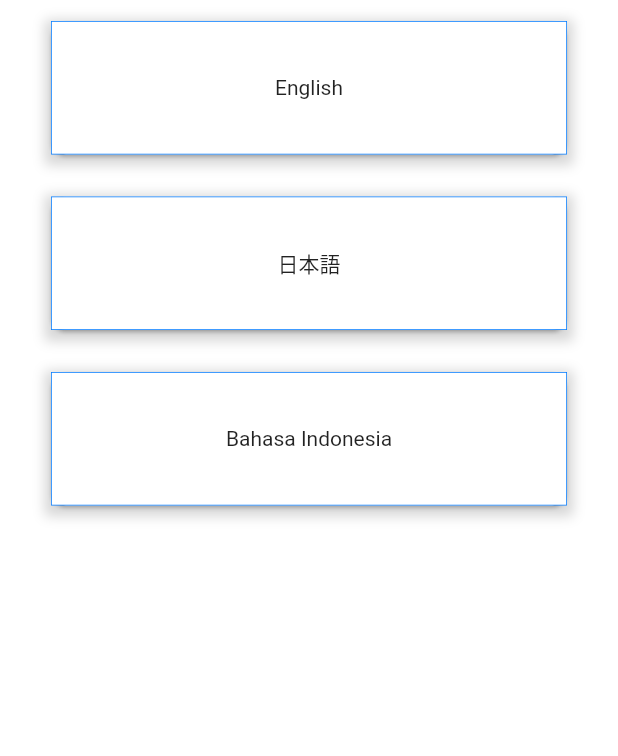
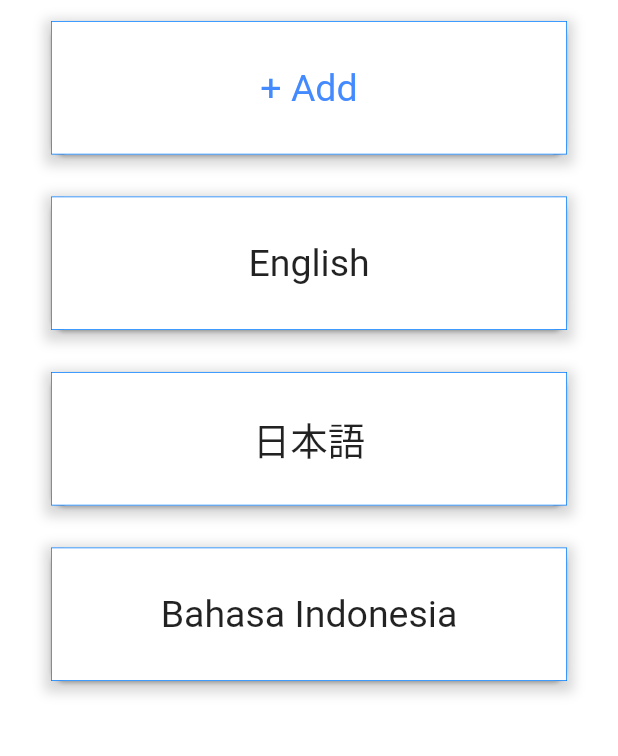
Before and after one commit to Tetsukick/TANGO, a Flutter app: the screen it shows after launch, on a phone screen of 412 x 824 dp, the part 84-840 px from its top. Run offline on Flutter 3.47's test engine with Material 2 defaults, Android fonts, the phone set to English and light mode, and no system bars.

Commit message:
change font size

```diff
--- a/source_code/tango/lib/main.dart
+++ b/source_code/tango/lib/main.dart
@@ -9,25 +9,8 @@ class MyApp extends StatelessWidget {
       debugShowCheckedModeBanner: false,
       home: Scaffold(
         appBar: Header(),
-        body: MyListView(),
+        body: TangoGroupsListView(),
       )
-    );
-  }
-}
-
-class MyHomePage extends StatefulWidget {
-
-  @override
-  _MyHomePageState createState() => _MyHomePageState();
-}
-
-class _MyHomePageState extends State<MyHomePage> {
-  @override
-  Widget build(BuildContext context) {
-    return Scaffold(
-      body: Center(
-        child: MyListView(),
-      ),
     );
   }
 }
@@ -68,9 +51,8 @@ class Header extends StatelessWidget with PreferredSizeWidget{
   }
 }
 
-class MyListView extends StatelessWidget{
-  @override
-  Widget build(BuildContext context) {
+class TangoGroupsListView extends StatelessWidget{
+
   List<Map> contents = [
     {
       "id":"TC0001-191205",
@@ -82,14 +64,57 @@ class MyListView extends StatelessWidget{
       "id":"TC0003-191205",
       "name":"Bahasa Indonesia"},
   ];
+
+  @override
+  Widget build(BuildContext context) {
     return new Container(
         decoration: new BoxDecoration(
             color: Colors.white
         ),
         child: ListView.builder(
           padding: EdgeInsets.fromLTRB(30, 10, 30, 10),
-          itemCount: contents.length,
+          itemCount: contents.length + 1,
           itemBuilder: (BuildContext context, int index) {
+
+            if (index == 0) {
+              return Container(
+                margin: EdgeInsets.only(bottom: 20.0),
+                height: 97,
+                decoration: new BoxDecoration(
+                  boxShadow: [BoxShadow(
+                      color: Color(0x29000000),
+                      offset: Offset(0,3),
+                      blurRadius: 6,
+                      spreadRadius: 0
+
+                  ) ],
+
+                ),
+                child: Card(
+                  shape: RoundedRectangleBorder(
+                    borderRadius: BorderRadius.all(Radius.circular(10)),
+                  ),
+                  child: Container(
+                      decoration: new BoxDecoration(
+                        color: Color(0xffffffff),
+                        border: Border.all(
+                            color: Color(0xff007aff),
+                            width: 0.5
+                        ),
+                      ),
+                      child: Center(
+                        child: Text(
+                            '+ Add',
+                            style: TextStyle(
+                              color: Colors.blueAccent,
+                              fontSize: 25,
+                            )
+                        ),
+                      )
+                  ),
+                ),
+              );
+            }
 
             return Container(
               margin: EdgeInsets.only(bottom: 20.0),
@@ -117,7 +142,12 @@ class MyListView extends StatelessWidget{
                       ),
                     ),
                     child: Center(
-                      child: Text(contents[index]["name"]),
+                      child: Text(
+                          contents[index - 1]["name"],
+                          style: TextStyle(
+                            fontSize: 25,
+                          )
+                      ),
                     )
                 ),
               ),
```
Lines whose indentation alone changed are shown as unchanged.
